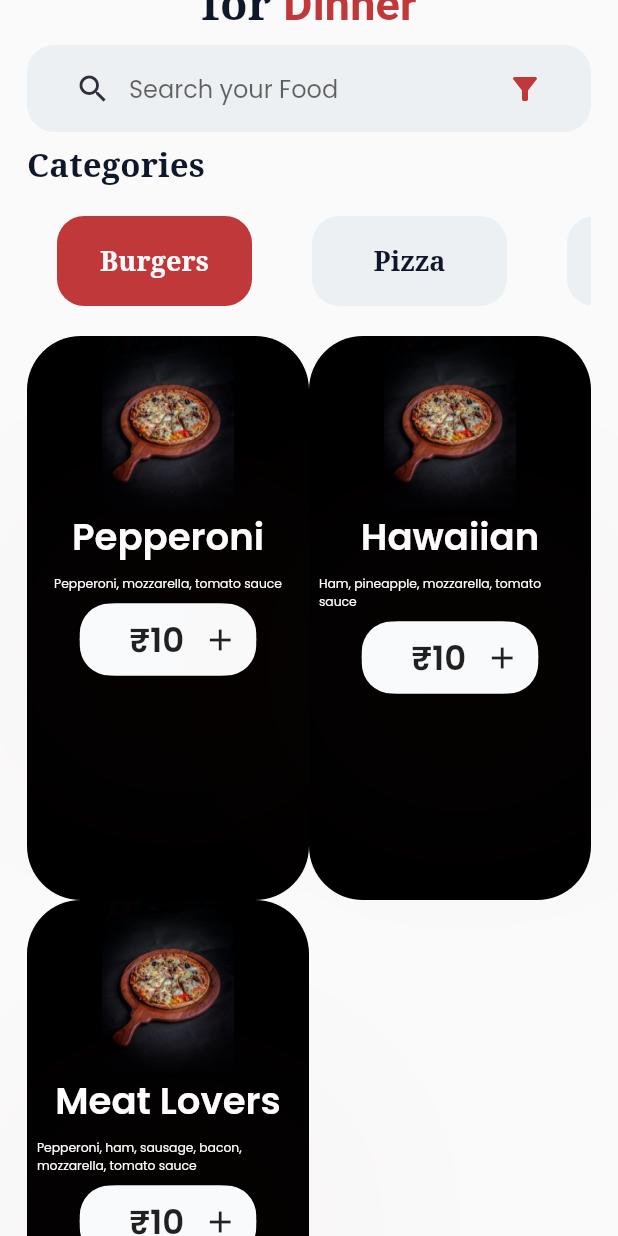
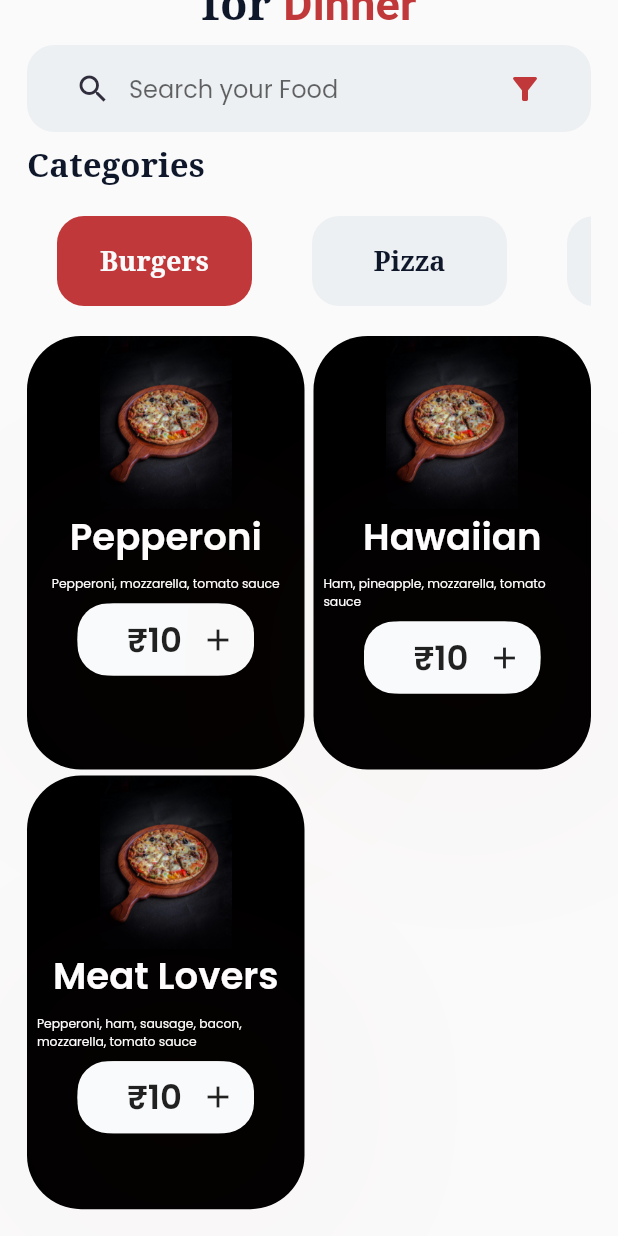
Before and after one commit to akshaykamath45/Flutter_Login, a Flutter app: the screen it shows after launch, scrolled down 134 dp, on a phone screen of 412 x 824 dp. Run offline on Flutter 3.47's test engine with Material 2 defaults, Android fonts, the light colour scheme and no system bars; our stand-ins replace google_fonts.

Commit message:
fixed overflow issue

```diff
--- a/lib/views/screens/home.dart
+++ b/lib/views/screens/home.dart
@@ -171,7 +171,10 @@ class _HomeScreenViewState extends State<HomeScreenView> {
                         }),
                         itemCount: pizzaData.length,
                         gridDelegate: SliverGridDelegateWithFixedCrossAxisCount(
-                            childAspectRatio: 0.5, crossAxisCount: 2),
+                            childAspectRatio: 0.64,
+                            mainAxisSpacing: 4,
+                            crossAxisSpacing: 6,
+                            crossAxisCount: 2),
                       ),
                     ],
                   ),
```
